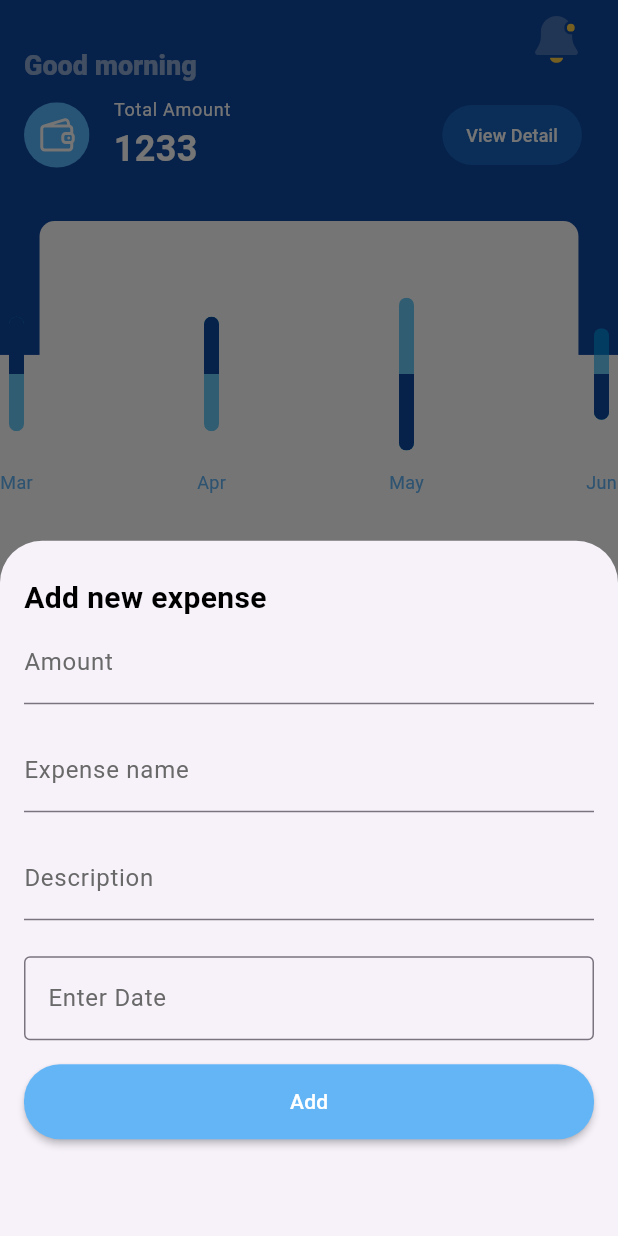
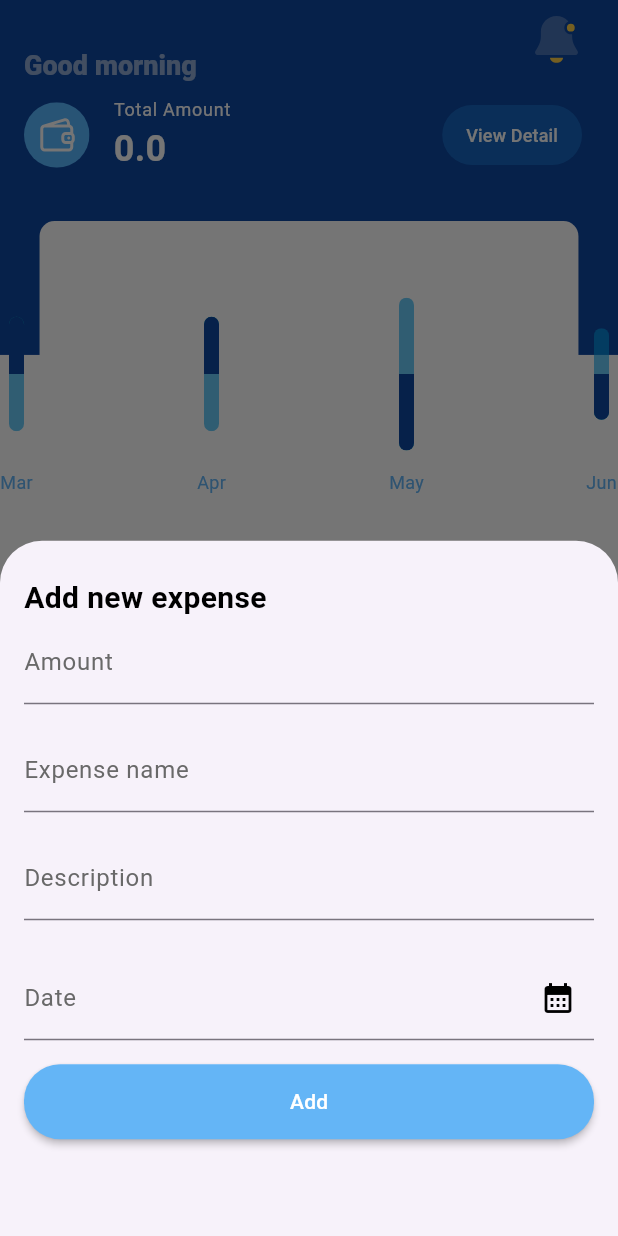
Before and after one commit to PishiKe/spendlens_fe, a Flutter app: the HomeScreen screen opened by its route, after a tap on the "add" icon, on a phone screen of 412 x 824 dp. Run offline on Flutter 3.47's test engine with Material 3 defaults, Android fonts, the phone set to English and light mode, and no system bars; drawn by our look-alikes of fl_chart; our stand-ins replace awesome_snackbar_content, flutter_svg, freezed_annotation, go_router, shared_preferences; accounts and stored records are empty.

Commit message:
added monthly total

```diff
--- a/lib/core/data/remote/network/api_endpoints.dart
+++ b/lib/core/data/remote/network/api_endpoints.dart
@@ -2,4 +2,5 @@ class ApiEndpoints {
   final String login = '/dj-rest-auth/login/';
   final String user = '/me/';
   final String expenses = '/expense/';
+  final String  monthlyExpenseTotal = '/expense/monthly-total';
 }
--- a/lib/core/models/requests/expense_model.dart
+++ b/lib/core/models/requests/expense_model.dart
@@ -21,3 +21,14 @@ class Expense with _$Expense {
       _$ExpenseFromJson(json);
 
 }
+
+@freezed
+class MontlyExpenseTotal with _$MontlyExpenseTotal {
+    const factory MontlyExpenseTotal({
+        @JsonKey(name: "total_expense")
+        double? totalExpense,
+    }) = _MontlyExpenseTotal;
+
+    factory MontlyExpenseTotal.fromJson(Map<String, dynamic> json) =>
+        _$MontlyExpenseTotalFromJson(json);
+}
--- a/lib/core/repository/expense_repository.dart
+++ b/lib/core/repository/expense_repository.dart
@@ -2,5 +2,6 @@ import 'package:splendlens_fe/core/models/models.dart';
 
 abstract class ExpenseRepository {
   Future<Expense> createExpense(Map<String, dynamic> body);
-  Future<void> getExpenses(String key);
+  Future<List<Expense>> getExpenses(String key);
+  Future<MontlyExpenseTotal> getMontlyExpense(int userId);
 }
--- a/lib/view/screens/home/home_screen.dart
+++ b/lib/view/screens/home/home_screen.dart
@@ -19,6 +19,7 @@ class _HomeScreenState extends State<HomeScreen> {
   final amountController = TextEditingController();
   final descriptionController = TextEditingController();
   final expenseNameController = TextEditingController();
+  final expenseDateController = TextEditingController();
   DateTime? expenseDate = DateTime.now();
   final _formKey = GlobalKey<FormState>();
 
@@ -39,12 +40,28 @@ class _HomeScreenState extends State<HomeScreen> {
     });
   }
 
+  Future<void> _selectExpenseDate() async{
+    final DateTime? picked = await showDatePicker(
+      context: context,
+      firstDate: DateTime.now().subtract(const Duration(days: 365)),
+      lastDate: DateTime.now().add( const Duration(days: 365)
+    ));
+
+    if (picked != null && picked != expenseDate){
+      setState(() {
+        expenseDate = picked;
+        expenseDateController.text = '${picked.toLocal()}';
+      });
+    }
+  }
+
   @override
   void initState() {
     _homeViewModel = context.read<HomeViewModel>();
     _homeViewModel.getUser(context);
+    super.initState();
+
     _homeViewModel.getExpenses();
-    super.initState();
   }
 
   @override
@@ -166,8 +183,17 @@ class _HomeScreenState extends State<HomeScreen> {
                             },
                           ),
                         )
-                      : InputDatePickerFormField(
-                          firstDate: expenseDate!, lastDate: expenseDate!),
+                      : TextFormField(
+                          controller: expenseDateController,
+                          decoration: InputDecoration(
+                            label:const Text('Date'),
+                            suffixIcon: Icon(
+                              Icons.calendar_month,
+                              color: AppTheme().black,
+                            ),
+                          ),
+                        onTap: _selectExpenseDate,
+                      ),
                   const SizedBox(
                     height: 16.0,
                   ),
--- a/lib/view/screens/home/home_screen_body.dart
+++ b/lib/view/screens/home/home_screen_body.dart
@@ -24,15 +24,12 @@ class _HomeScreenBodyState extends State<HomeScreenBody> {
 
     _homeViewModel = context.read<HomeViewModel>();
     expenses = _homeViewModel!.expenses;
-    debugPrint(expenses.toString());
   }
 
   @override
   Widget build(BuildContext context) {
-    return DefaultTabController(
-      initialIndex: 0,
-      length: 3,
-      child: Stack(
+    return Consumer<HomeViewModel>(builder: (context, viewmodel, child) {
+      return Stack(
         children: <Widget>[
           Container(
             width: DeviceConfig.screenWidth,
@@ -46,7 +43,7 @@ class _HomeScreenBodyState extends State<HomeScreenBody> {
                 style: AppTheme().whiteNormallineStyle,
               ),
               subtitle: Text(
-                '1233',
+                viewmodel.expenseTotal.toString(),
                 style: AppTheme().whiteBoldHeadlineStyle,
               ),
               trailing: SizedBox(
@@ -86,7 +83,10 @@ class _HomeScreenBodyState extends State<HomeScreenBody> {
                     color: Colors.white),
                 child: const HomeBarChart()),
           ),
-          Positioned(
+          DefaultTabController(
+            initialIndex: 0,
+            length: 3,
+            child: Positioned(
                 bottom: 0,
                 height: getProportionateScreenHeight(350),
                 width: DeviceConfig.screenWidth,
@@ -112,9 +112,10 @@ class _HomeScreenBodyState extends State<HomeScreenBody> {
                       ExpenseList(),
                     ]))
                   ],
-              ))
+                )),
+          )
         ],
-      ),
       );
+    });
   }
 }
--- a/lib/viewmodel/home_viewmodel.dart
+++ b/lib/viewmodel/home_viewmodel.dart
@@ -2,7 +2,6 @@ import 'package:flutter/material.dart';
 import 'package:splendlens_fe/core/models/models.dart';
 import 'package:splendlens_fe/core/repository/repository.dart';
 import 'package:splendlens_fe/core/utilities/shared_prefs_utils.dart';
-import 'package:awesome_snackbar_content/awesome_snackbar_content.dart';
 
 class HomeViewModel with ChangeNotifier {
   final _userRepository = UserRepositoryImp();
@@ -31,24 +30,9 @@ class HomeViewModel with ChangeNotifier {
   List<Expense> _expenses = [];
   List<Expense> get expenses => _expenses;
 
-  void handleError(BuildContext context, String message) {
-    final snackBar = SnackBar(
-      elevation: 0,
-      behavior: SnackBarBehavior.floating,
-      backgroundColor: Colors.transparent,
-      content: AwesomeSnackbarContent(
-        title: 'On Snap!',
-        message: message,
-        contentType: ContentType.failure,
-      ),
-    );
+  double _expenseTotal = 0;
+  double get expenseTotal => _expenseTotal;
 
-    ScaffoldMessenger.of(context)
-      ..hideCurrentSnackBar()
-      ..showSnackBar(snackBar);
-    _isLoading = false;
-    notifyListeners();
-  }
 
   void handleUserReponse(UserResponse? response) {
     if (response != null) {
@@ -60,16 +44,30 @@ class HomeViewModel with ChangeNotifier {
     notifyListeners();
   }
 
-  Future<void> getUser(BuildContext context) async {
+  Future getUser(BuildContext context) async {
     final String key = await SharedPrefsUtils.readPrefStr('key');
 
     _isLoading = true;
+
+    try {
+      final response = await _userRepository.getUser(key);
+      _user = response;
+      _username = response?.username;
+      getMontlyExpense(response!.id!);
+      notifyListeners();
+    } catch (e){
+      rethrow;
+    } finally {
+      _isLoading = false;
+    }
+  }
+
+  Future<MontlyExpenseTotal> getMontlyExpense(int userId) async {
+    final response = await _expenseRepository.getMontlyExpense(userId);
+    _expenseTotal = response.totalExpense!;
     notifyListeners();
 
-    return await _userRepository
-        .getUser(key)
-        .then((value) => handleUserReponse(value))
-        .onError((error, stackTrace) => handleError(context, error.toString()));
+    return response;
   }
 
   Future<void> getExpenses() async {
@@ -83,7 +81,7 @@ class HomeViewModel with ChangeNotifier {
   Future<Expense> addExpense(Map<String, dynamic> body) async {
     final response = await _expenseRepository.createExpense(body);
     await getExpenses();
-    debugPrint(response.toString());
+    await getMontlyExpense(_user!.id!);
 
     return response;
   }
```
Also changed, not shown: lib/core/repository/expense_repository_imp.dart (+23 -5 lines), lib/core/models/requests/expense_model.freezed.dart, lib/core/models/requests/expense_model.g.dart. Lines whose indentation alone changed are shown as unchanged.
